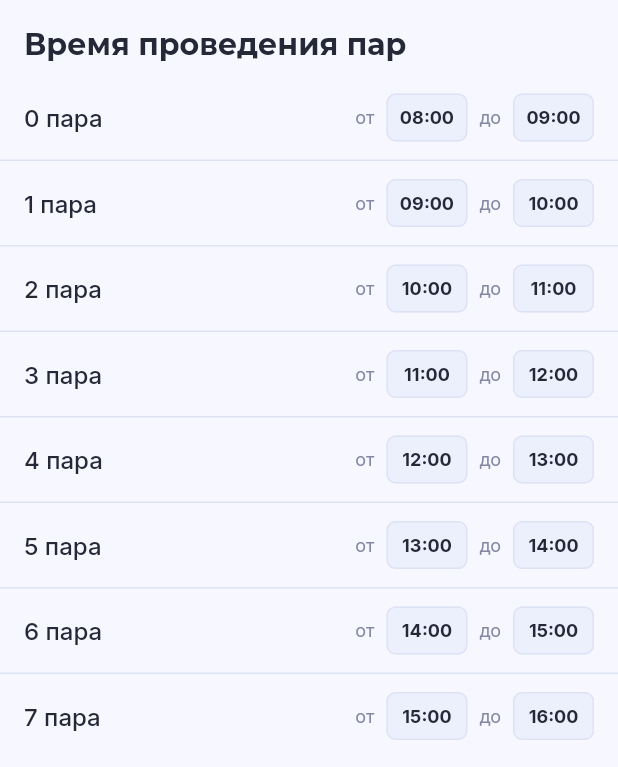
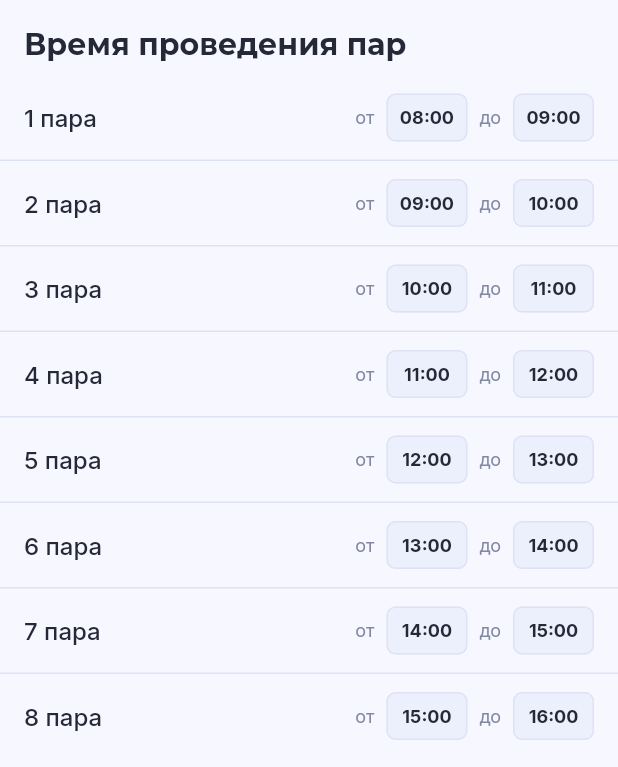
Before and after one commit to Null-Delta/StudRasp-Requiem, a Flutter app: the TimeTableSettingsPage screen opened directly, on a phone screen of 412 x 824 dp. Shown: the part 466-1233 px from the top of the screen. Run offline on Flutter 3.47's test engine with Material 2 defaults, Android fonts, the phone set to English and light mode, and no system bars; our stand-ins replace flutter_riverpod, flutter_svg, freezed_annotation, google_fonts; missing offline and left inert: day_night_time_picker; project files that could hold a hidden picture were left out.

Commit message:
Fix InputDecoration in TimeTableSettingsPage

```diff
--- a/studrasp_requiem/lib/ui/timetable_settings_page/timetable_settings_page.dart
+++ b/studrasp_requiem/lib/ui/timetable_settings_page/timetable_settings_page.dart
@@ -9,9 +9,7 @@ import '../../models/timetable_config/timetable_config_model.dart';
 import '../../models/user/user_model.dart';
 import '../../providers/providers.dart';
 import '../../styles/build_context_extension.dart';
-import '../../styles/text_field_style.dart';
 import '../search_page/search_page.dart';
-import '../timetable_editor_page/timetable_editor_page.dart';
 import 'action_header.dart';
 import 'editor_card.dart';
 import 'labeled_text.dart';
@@ -21,13 +19,16 @@ class TimeTableSettingsPage extends ConsumerStatefulWidget {
   const TimeTableSettingsPage({Key? key}) : super(key: key);
 
   @override
-  ConsumerState<TimeTableSettingsPage> createState() => _TimeTableSettingsPageState();
+  ConsumerState<TimeTableSettingsPage> createState() =>
+      _TimeTableSettingsPageState();
 }
 
 class _TimeTableSettingsPageState extends ConsumerState<TimeTableSettingsPage> {
   final TextEditingController nameFieldController = TextEditingController();
-  final TextEditingController firstWeekFieldController = TextEditingController();
-  final TextEditingController secondWeekFieldController = TextEditingController();
+  final TextEditingController firstWeekFieldController =
+      TextEditingController();
+  final TextEditingController secondWeekFieldController =
+      TextEditingController();
 
   List<LessonIntervalController> lessonControllers = [];
   List<User> editors = [];
@@ -79,7 +80,11 @@ class _TimeTableSettingsPageState extends ConsumerState<TimeTableSettingsPage> {
               int count = Random().nextInt(20);
               return List<User>.generate(
                 count,
-                (index) => User(id: "${Random().nextInt(100)}", name: "user ${Random().nextInt(100)}", avatarUrl: ""),
+                (index) => User(
+                  id: "${Random().nextInt(100)}",
+                  name: "user ${Random().nextInt(100)}",
+                  avatarUrl: "",
+                ),
               );
             },
             itemBuilder: (user) {
@@ -124,7 +129,8 @@ class _TimeTableSettingsPageState extends ConsumerState<TimeTableSettingsPage> {
           onPressed: () {
             saveChanges();
           },
-          icon: Assets.images.circleChevronLeft.svg(color: colors.accentPrimary),
+          icon:
+              Assets.images.circleChevronLeft.svg(color: colors.accentPrimary),
           splashRadius: 24,
         ),
         title: Text(
@@ -148,7 +154,7 @@ class _TimeTableSettingsPageState extends ConsumerState<TimeTableSettingsPage> {
                     controller: nameFieldController,
                     style: textStyles.label,
                     cursorColor: colors.accentPrimary,
-                    decoration: textFieldDecoration(context).copyWith(
+                    decoration: const InputDecoration(
                       hintText: "Название",
                     ),
                   ),
@@ -164,7 +170,7 @@ class _TimeTableSettingsPageState extends ConsumerState<TimeTableSettingsPage> {
                     controller: firstWeekFieldController,
                     style: textStyles.label,
                     cursorColor: colors.accentPrimary,
-                    decoration: textFieldDecoration(context).copyWith(
+                    decoration: const InputDecoration(
                       hintText: "Первая",
                     ),
                   ),
@@ -179,7 +185,7 @@ class _TimeTableSettingsPageState extends ConsumerState<TimeTableSettingsPage> {
                     controller: secondWeekFieldController,
                     style: textStyles.label,
                     cursorColor: colors.accentPrimary,
-                    decoration: textFieldDecoration(context).copyWith(
+                    decoration: const InputDecoration(
                       hintText: "Вторая",
                     ),
                   ),
@@ -193,7 +199,7 @@ class _TimeTableSettingsPageState extends ConsumerState<TimeTableSettingsPage> {
                 itemCount: lessonControllers.length,
                 itemBuilder: (context, index) {
                   return LessonIntervalPicker(
-                    index: index,
+                    index: index + 1,
                     controller: lessonControllers[index],
                   );
                 },
@@ -244,7 +250,11 @@ class _TimeTableSettingsPageState extends ConsumerState<TimeTableSettingsPage> {
                       action: IconButton(
                         onPressed: () {
                           setState(() {
-                            editors = editors.where((element) => element.id != editors[index].id).toList();
+                            editors = editors
+                                .where(
+                                  (element) => element.id != editors[index].id,
+                                )
+                                .toList();
                           });
                         },
                         icon: Assets.images.trashFull.svg(
@@ -267,8 +277,14 @@ class _TimeTableSettingsPageState extends ConsumerState<TimeTableSettingsPage> {
                 ),
               const SizedBox(height: 12),
               const ActionHeader(title: "Информация"),
-              LabeledText(label: "Дата создания", text: DateFormat('d MMMM').format(creationDate)),
-              LabeledText(label: "Последнее изменение", text: DateFormat('d MMMM').format(lastUpdateDate)),
+              LabeledText(
+                label: "Дата создания",
+                text: DateFormat('d MMM hh:mm').format(creationDate),
+              ),
+              LabeledText(
+                label: "Последнее изменение",
+                text: DateFormat('d MMM hh:mm').format(lastUpdateDate),
+              ),
             ],
           ),
         ),
```
